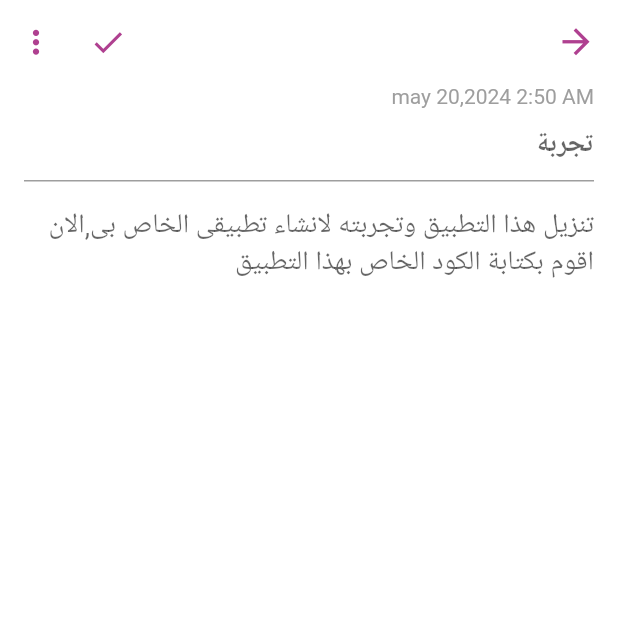
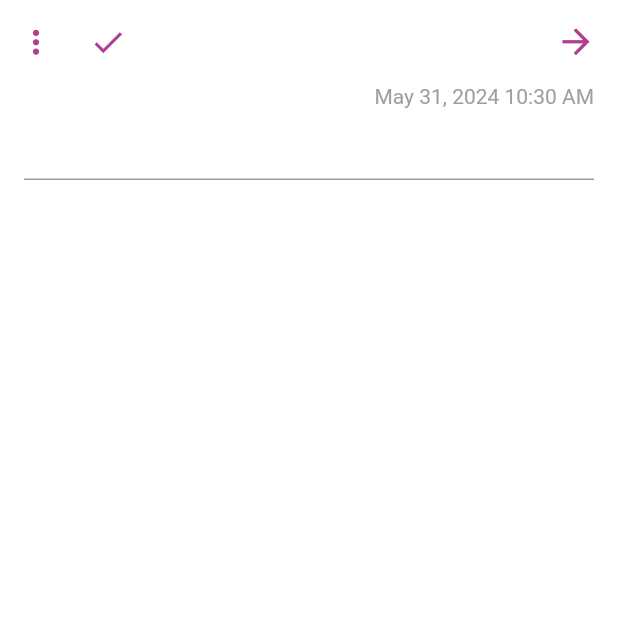
Before and after one commit to rehabsaad075/my_notes_app, a Flutter app: the EditNotesScreen screen opened directly, on a phone screen of 412 x 824 dp, the top half of it. Run offline on Flutter 3.47's test engine with Material 2 defaults, Android fonts, the phone set to English and light mode, and no system bars; our stand-ins replace animated_splash_screen, bloc, flutter_bloc, font_awesome_flutter, hive, hive_flutter; accounts and stored records are empty; generated files the repository leaves out were written again; statements that could not run were skipped.

Commit message:
edit note method

```diff
--- a/lib/models/note_model.dart
+++ b/lib/models/note_model.dart
@@ -3,18 +3,18 @@ part 'note_model.g.dart';
 @HiveType(typeId: 0)
 class NoteModel extends HiveObject{
   @HiveField(0)
-  final String title;
+   String ?title;
   @HiveField(1)
-  final String content;
+   String content;
   @HiveField(2)
-  final String date;
+   String date;
   @HiveField(3)
-  final String time;
+   String time;
   @HiveField(4)
-  final int color;
+   int color;
 
   NoteModel({
-    required this.title,
+     this.title,
     required this.content,
     required this.date,
     required this.time,
--- a/lib/view/screens/edit_notes_screen.dart
+++ b/lib/view/screens/edit_notes_screen.dart
@@ -1,20 +1,44 @@
 import 'package:flutter/material.dart';
+import 'package:intl/intl.dart'  hide TextDirection;
+import 'package:my_notes_app/models/note_model.dart';
 import 'package:my_notes_app/view/widget_custom/text_form_field_custom.dart';
 import 'package:my_notes_app/view_model/app_colors.dart';
 import 'package:my_notes_app/view_model/app_icons.dart';
+import 'package:my_notes_app/view_model/cubits/note_cubit.dart';
 
-class EditNotesScreen extends StatelessWidget {
-  const EditNotesScreen({super.key});
+class EditNotesScreen extends StatefulWidget {
+  final NoteModel ?note;
+  const EditNotesScreen({super.key,  this.note});
 
   @override
+  State<EditNotesScreen> createState() => _EditNotesScreenState();
+}
+
+class _EditNotesScreenState extends State<EditNotesScreen> {
+  var currentDateAndTime=DateFormat('MMM dd, yyyy hh:mm a').format(DateTime.now());
+  @override
+  initState() {
+    super.initState();
+    NoteCubit.get(context).setDataFromNoteModelToControllers();
+  }
+  @override
   Widget build(BuildContext context) {
-    return Directionality(
+    return Form(
+      key: NoteCubit.get(context).formEditKey,
+      child: Directionality(
           textDirection: TextDirection.rtl,
           child: Scaffold(
             appBar: AppBar(
               actions: [
                 IconButton(
-                onPressed: (){},
+                    onPressed: (){
+                      if (NoteCubit.get(context).formEditKey.currentState!.validate()){
+                        NoteCubit.get(context).editNote();
+                        Navigator.pop(context);
+                      }else{
+                        Navigator.pop(context);
+                      }
+                    },
                     icon: const Icon(
                         AppIcons.doneIcon
                     )
@@ -29,23 +53,31 @@ class EditNotesScreen extends StatelessWidget {
             ),
             body: ListView(
               padding: const EdgeInsets.symmetric(horizontal: 16,),
-          children: const [
+              children: [
                 Text(
-              'may 20,2024 2:50 AM',
-              style: TextStyle(
+                  currentDateAndTime,
+                  style: const TextStyle(
                       color: AppColors.gray
                   ),
                 ),
                  TextFormFieldCustom(
-              hintText: 'تجربة',
+                  controller: NoteCubit.get(context).titleEditController,
                   fontWeight: FontWeight.w600,
                 ),
-            SizedBox(height: 5,),
+                const SizedBox(height: 5,),
                  TextFormFieldCustom(
-              hintText: 'تنزيل هذا التطبيق وتجربته لانشاء تطبيقى الخاص بى,الان اقوم بكتابة الكود الخاص بهذا التطبيق',
+                   controller: NoteCubit.get(context).contentEditController,
                   maxLines: 35,
+                   validator: (value){
+                     if(value?.isEmpty ?? true){
+                       return 'this value must not empty';
+                     }else{
+                       return null;
+                     }
+                   },
                 ),
               ],
+            ),
           ),
         ),
     );
--- a/lib/view/widget_custom/notes_item_custom.dart
+++ b/lib/view/widget_custom/notes_item_custom.dart
@@ -47,12 +47,13 @@ class NotesItemCustom extends StatelessWidget {
           crossAxisAlignment: CrossAxisAlignment.start,
           children: [
              Text(
-                note.title,
+                note.title??note.content,
               style: const TextStyle(
                 fontSize: 18,
                 fontWeight: FontWeight.bold
               ),
             ),
+             const SizedBox(height: 5,),
              Text(
                note.content,
               style: const TextStyle(
@@ -62,6 +63,7 @@ class NotesItemCustom extends StatelessWidget {
               maxLines: maxLines,
             overflow: TextOverflow.ellipsis,
             ),
+            const SizedBox(height: 10,),
             Row(
               children: [
                  Expanded(
--- a/lib/view/widget_custom/text_form_field_custom.dart
+++ b/lib/view/widget_custom/text_form_field_custom.dart
@@ -2,16 +2,18 @@ import 'package:flutter/material.dart';
 import 'package:my_notes_app/view_model/app_colors.dart';
 
 class TextFormFieldCustom extends StatelessWidget {
-  final String hintText;
+  final String ?hintText;
   final FontWeight? fontWeight;
   final int? maxLines;
+  final String? Function(String?)? validator;
   final TextEditingController? controller;
   const TextFormFieldCustom({
     super.key,
-    required this.hintText,
+     this.hintText,
     this.fontWeight,
     this.maxLines=1,
     this.controller,
+    this.validator,
   });
 
   @override
@@ -20,13 +22,7 @@ class TextFormFieldCustom extends StatelessWidget {
       cursorColor: AppColors.appColor,
       maxLines:maxLines ,
       controller:controller ,
-      validator: (value){
-        if(value?.isEmpty ?? true){
-          return 'this value must not empty';
-        }else{
-          return null;
-        }
-      },
+      validator: validator,
       style: const TextStyle(
         fontSize: 18
       ),
--- a/lib/view_model/cubits/note_cubit.dart
+++ b/lib/view_model/cubits/note_cubit.dart
@@ -16,7 +16,15 @@ class NoteCubit extends Cubit<NoteState> {
   var titleController = TextEditingController();
   var contentController = TextEditingController();
 
+  var titleEditController = TextEditingController();
+  var contentEditController = TextEditingController();
+
   var formKey=GlobalKey<FormState>();
+  var formEditKey=GlobalKey<FormState>();
+
+
+  var formatterDate=DateFormat.yMMMd().format(DateTime.now());
+  var formatterTime=DateFormat('kk:mm a').format(DateTime.now());
 
   NoteModel ?noteModel;
   addNote() async {
@@ -25,8 +33,8 @@ class NoteCubit extends Cubit<NoteState> {
     noteModel=NoteModel(
         title: titleController.text,
         content: contentController.text,
-        date: DateFormat.yMMMd().format(DateTime.now()),
-        time: DateFormat('kk:mm').format(DateTime.now()),
+        date: formatterDate,
+        time: formatterTime,
         color: AppColors.finalColor.value
     );
     await noteBo.add(noteModel!)
@@ -46,4 +54,33 @@ class NoteCubit extends Cubit<NoteState> {
     notesList= noteBo.values.toList();
     emit(GetNotesSuccessState());
   }
+
+  int currentNoteIndex=0;
+  void changeNoteIndex(int index){
+    currentNoteIndex=index;
+    emit(ChangeNoteIndexState());
+  }
+  setDataFromNoteModelToControllers(){
+    titleEditController.text=notesList[currentNoteIndex].title??'';
+    contentEditController.text=notesList[currentNoteIndex].content;
+  }
+  NoteModel ?noteEdit;
+  editNote() async {
+    notesList[currentNoteIndex].title=titleEditController.text;
+    notesList[currentNoteIndex].content=contentEditController.text;
+    notesList[currentNoteIndex].date=formatterDate;
+    notesList[currentNoteIndex].time=formatterTime;
+    noteEdit=NoteModel(
+        title: titleEditController.text,
+        content: contentEditController.text,
+        date: formatterDate,
+        time: formatterTime,
+        color: AppColors.finalColor.value
+    );
+    var noteBo=Hive.box<NoteModel>(noteBox);
+    await noteBo.putAt(currentNoteIndex, noteEdit!).then((value) {
+      emit(EditNoteSuccessState());
+    });
+
+  }
 }
--- a/lib/view_model/cubits/note_state.dart
+++ b/lib/view_model/cubits/note_state.dart
@@ -13,3 +13,7 @@ class AddNoteErrorState extends NoteState {
 }
 
 class GetNotesSuccessState extends NoteState {}
+
+class ChangeNoteIndexState extends NoteState {}
+
+class EditNoteSuccessState extends NoteState {}
```
Also changed, not shown: lib/view/screens/add_notes_screen.dart (+15 -8 lines), lib/view/widget_custom/body_custom/notes_grid_view.dart (+6 -3 lines), lib/view/widget_custom/body_custom/notes_list_view.dart (+6 -2 lines). Lines whose indentation alone changed are shown as unchanged.
